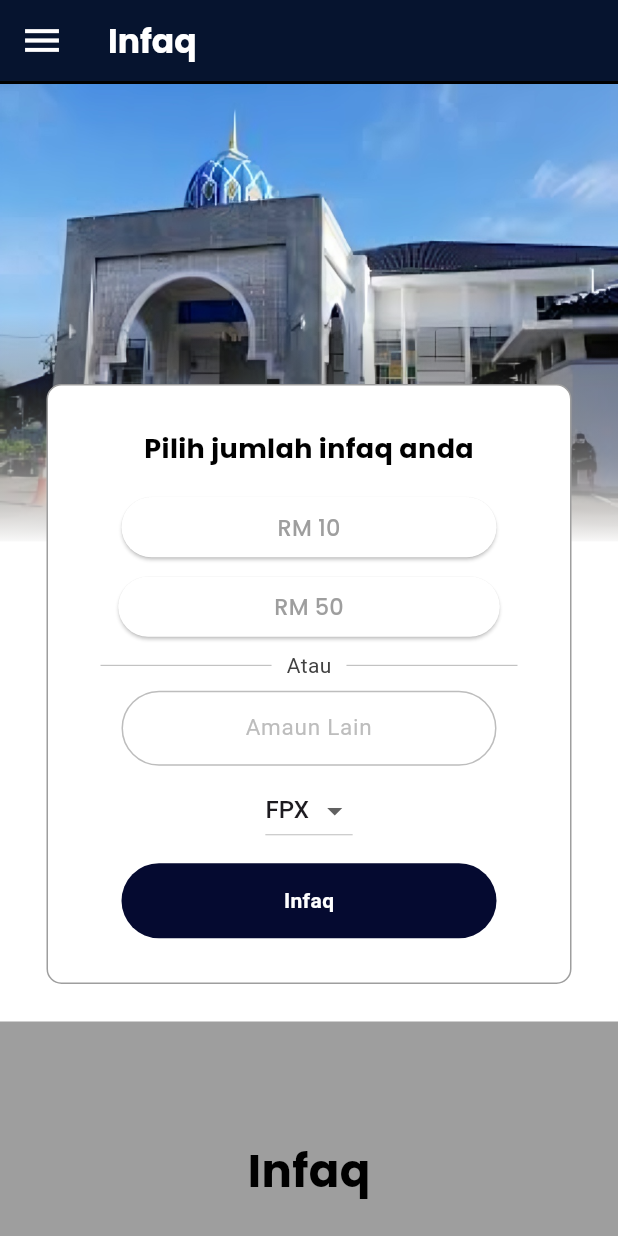
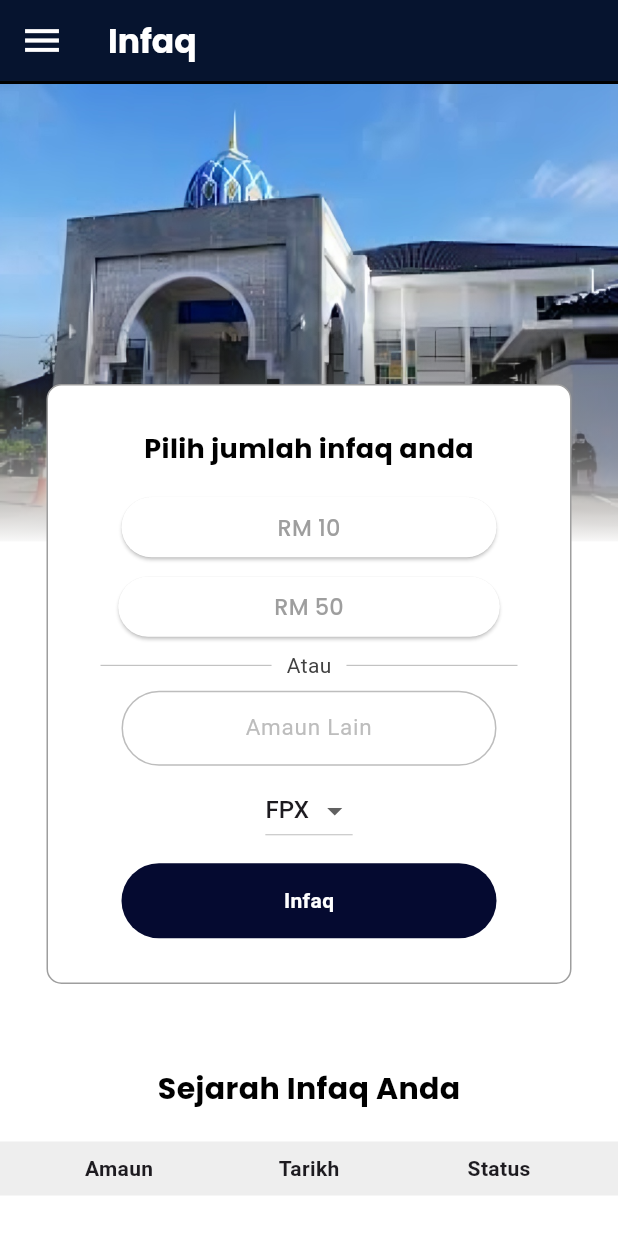
Before and after one commit to MAP-03/MTSP-apps, a Flutter app: the Infaq screen opened by its route, in the side drawer, after a tap on "Infaq", on a phone screen of 412 x 824 dp. Run offline on Flutter 3.47's test engine with Material 3 defaults, Android fonts, the phone set to English and light mode, and no system bars; our stand-ins replace awesome_notifications, cloud_firestore, contained_tab_bar_view, file_picker, firebase_auth, firebase_core and 10 more; missing offline and left inert: adhan_dart, easy_image_viewer, flutter_stripe, memory_cache, stripe_checkout; accounts and stored records are empty.

Commit message:
infaqdata

```diff
--- a/lib/main.dart
+++ b/lib/main.dart
@@ -34,7 +34,7 @@ void main() async {
     options: DefaultFirebaseOptions.currentPlatform,
   );
 
-  await dotenv.load(fileName: "assets/.env");
+  //await dotenv.load(fileName: "assets/.env");
   Stripe.publishableKey = "pk_test_51OJWJGK4kvnq6xon7sAiBo0H0QmchNFML4vQjoSp1kZvlNDKWhPSEn2RUvniiOcOdfxtg0rSbZGD7MrwgEbRbVii00gSgX0cZG"; //TODO try check balik
   //Stripe.publishableKey = dotenv.env['PUBLISH_KEY']!;
 
--- /dev/null
+++ b/lib/models/butiranInfaq.dart
@@ -0,0 +1,66 @@
+// ignore_for_file: public_member_api_docs, sort_constructors_first
+import 'dart:convert';
+import 'package:intl/intl.dart';
+import 'package:mtsp/services/infaq_service.dart';
+import 'package:mtsp/view/infaq/infaq.dart';
+
+class ButiranInfaq {
+  String infaqId;
+  String amaun;
+  DateTime tarikh;
+  String status;
+  String paymentMethod;
+
+  ButiranInfaq({
+    required this.infaqId,
+    required this.amaun,
+    required this.tarikh,
+    required this.status,
+    required this.paymentMethod,
+  });
+
+  void setInfaqId(String infaqId) {
+    this.infaqId = infaqId;
+  }
+
+  void setStatus(String status) {
+    this.status = status;
+  }
+
+  String getStatus() {
+    return status;
+  }
+
+  String getAmaun() {
+    return amaun.replaceAll(".", "0");
+  }
+
+  String getPaymentMethod() {
+    return paymentMethod;
+  }
+
+  Map<String, dynamic> toMap() {
+    return <String, dynamic>{
+      'infaqId': infaqId,
+      'amaun': amaun,
+      'tarikh': DateFormat('dd-MM-yyyy').format(tarikh),
+      'status': status,
+      'paymentMethod': paymentMethod,
+    };
+  }
+
+  factory ButiranInfaq.fromMap(Map<String, dynamic> map) {
+    return ButiranInfaq(
+      infaqId: map['infaqId'] as String,
+      amaun: map['amaun'] as String,
+      tarikh: DateFormat('dd-MM-yyyy').parse(map['tarikh'] as String),
+      status: map['status'] as String,
+      paymentMethod: map['paymentMethod'] as String,
+    );
+  }
+
+  String toJson() => json.encode(toMap());
+
+  factory ButiranInfaq.fromJson(String source) =>
+      ButiranInfaq.fromMap(json.decode(source) as Map<String, dynamic>);
+}
--- a/lib/models/infaqModel.dart
+++ b/lib/models/infaqModel.dart
@@ -1,48 +1,28 @@
 // ignore_for_file: public_member_api_docs, sort_constructors_first
 import 'dart:convert';
 import 'package:intl/intl.dart';
+import 'package:mtsp/models/butiranInfaq.dart';
 
 class InfaqModel {
   final String email;
-  String infaqId;
-  String amaun;
-  DateTime tarikh;
-  String status;
-  String paymentMethod;
+  List<ButiranInfaq> butiranInfaq = [];
 
   InfaqModel({
     required this.email,
-    required this.infaqId,
-    required this.amaun,
-    required this.tarikh,
-    required this.status,
-    required this.paymentMethod,
   });
 
-  void setInfaqId(String infaqId) {
-    this.infaqId = infaqId;
+  void addButiranInfaq(ButiranInfaq bbutiranInfaq) {
+    this.butiranInfaq.add(bbutiranInfaq);
   }
 
-  void setStatus(String status) {
-    this.status = status;
-  }
-
-  String getAmaun() {
-    return amaun.replaceAll(".", "0");
-  }
-
-  String getPaymentMthod() {
-    return paymentMethod;
+  List<ButiranInfaq> getButiranInfaqList() {
+    return this.butiranInfaq;
   }
 
   Map<String, dynamic> toJson() {
     return {
       'email': email,
-      'infaqId': infaqId,
-      'amaun': amaun,
-      'tarikh': DateFormat('dd-MM-yyyy').format(tarikh),
-      'status': status,
-      'paymentMethod': paymentMethod,
+      'butiranInfaq': butiranInfaq.map((e) => e.toMap()).toList(),
     };
   }
 }
--- /dev/null
+++ b/lib/services/infaq_service.dart
@@ -0,0 +1,49 @@
+import 'package:cloud_firestore/cloud_firestore.dart';
+import 'package:cloud_firestore/cloud_firestore.dart';
+import 'package:mtsp/models/ahli.dart';
+import 'package:mtsp/models/butiranInfaq.dart';
+import 'package:mtsp/models/infaqModel.dart';
+import 'package:mtsp/models/tanggungan.dart';
+
+class InfaqService {
+  final FirebaseFirestore _firestore = FirebaseFirestore.instance;
+
+  Future<bool> checkInfaq(String? email) async {
+    final doc = await _firestore.collection('infaq').doc(email).get();
+    return doc.exists;
+  }
+
+  Future<void> createInfaq(InfaqModel infaq) async {
+    await _firestore.collection('infaq').doc(infaq.email).set(infaq.toJson());
+  }
+
+  Future<void> updateInfaq(InfaqModel infaq) async {
+    await _firestore.collection('infaq').doc(infaq.email).update(infaq.toJson());
+  }
+
+  /* Future<void> updateStatusInfaq(ButiranInfaq infaq, String email, int id, String status) async {
+    id = id - 1;
+    await _firestore.collection('infaq').doc(email).update({
+      'butiranInfaq.${id.toString()}': infaq.toMap()
+    });
+  } */
+
+  Future<List<InfaqModel>> getAllInfaq() async {
+    final snapshot = await _firestore.collection('infaq').get();
+    return snapshot.docs.map((e) => InfaqModel(
+      email: e['email'])
+        ..butiranInfaq = (e['butiranInfaq'] as List)
+            .map((e) => ButiranInfaq.fromMap(e))
+              .toList())
+        .toList();
+  }
+
+  Future<InfaqModel> getInfaqByEmail(String? email) async {
+    final doc = await _firestore.collection('infaq').doc(email).get();
+    return InfaqModel(
+      email: doc['email'])
+      ..butiranInfaq = (doc['butiranInfaq'] as List)
+          .map((e) => ButiranInfaq.fromMap(e))
+          .toList();
+  }
+}
--- a/lib/view/infaq/infaq.dart
+++ b/lib/view/infaq/infaq.dart
@@ -1,13 +1,14 @@
-// ignore_for_file: prefer_const_constructors, prefer_const_literals_to_create_immutables, prefer_adjacent_string_concatenation
+// ignore_for_file: prefer_const_constructors, prefer_const_literals_to_create_immutables, prefer_adjacent_string_concatenation, unnecessary_new
 
 import 'package:firebase_auth/firebase_auth.dart';
 import 'package:flutter/material.dart';
 import 'package:google_fonts/google_fonts.dart';
+import 'package:intl/intl.dart';
 import 'package:mtsp/global.dart';
+import 'package:mtsp/models/butiranInfaq.dart';
 import 'package:mtsp/models/infaqModel.dart';
-import 'package:mtsp/services/infaqModel_service.dart';
+import 'package:mtsp/services/infaq_service.dart';
 import 'package:mtsp/services/stripe_service.dart';
-import 'package:mtsp/view/infaq/checkout.dart';
 import 'package:mtsp/widgets/drawer.dart';
 import 'package:mtsp/widgets/text_field.dart';
 
@@ -19,7 +20,6 @@ class Infaq extends StatefulWidget {
 }
 
 class _InfaqState extends State<Infaq> {
-
   final currentUser = FirebaseAuth.instance.currentUser!;
   double infaqAmount = 0;
   double amount = 0;
@@ -33,6 +33,32 @@ class _InfaqState extends State<Infaq> {
 
   final GlobalKey<ScaffoldState> _scaffoldKey = GlobalKey<ScaffoldState>();
 
+  InfaqModel? infaqModel; // Add this line
+  List<ButiranInfaq> butiranList = [];
+  List<ButiranInfaq> orderButiranList = [];
+
+  @override
+  void initState() {
+    super.initState();
+    fetchInfaqModel(); // Call the method to fetch the InfaqModel
+  }
+
+  void fetchInfaqModel() async {
+    if (InfaqService().checkInfaq(currentUser.email!) != true) {
+      infaqModel = await InfaqService().getInfaqByEmail(currentUser.email);
+      butiranList = infaqModel!.getButiranInfaqList();
+      butiranList.sort((a, b) => b.tarikh.compareTo(a.tarikh));
+      orderButiranList = List.from(butiranList);
+    } else {
+      infaqModel = InfaqModel(email: currentUser.email!);
+      InfaqService().createInfaq(infaqModel!);
+    }
+
+    print("done fetching data");
+
+    print(infaqModel?.toJson());
+  }
+
   void donate() async {
     setState(() {
       isProcessing = true;
@@ -42,6 +68,13 @@ class _InfaqState extends State<Infaq> {
     button2 = false;
     amount = 0;
     pay = false;
+
+    /* if (InfaqService().checkInfaq(currentUser.email!) != true) {
+      infaqModel = await InfaqService().getInfaqByEmail(currentUser.email);
+    } else {
+      infaqModel = InfaqModel(email: currentUser.email!);
+      InfaqService().createInfaq(infaqModel);
+    } */
 
     if (infaqAmount != 0) {
       amount = infaqAmount;
@@ -65,22 +98,21 @@ class _InfaqState extends State<Infaq> {
     });
 
     if (pay) {
+      ButiranInfaq butiranInfaq = new ButiranInfaq(
+          infaqId: '',
+          amaun: amount.toString(),
+          tarikh: DateTime.now(),
+          status: 'Diproses',
+          paymentMethod: paymentType.toLowerCase());
 
-      InfaqModel infaq = InfaqModel(
-        email: currentUser.email!,
-        infaqId: '',
-        amaun: amount.toString(),
-        tarikh: DateTime.now(),
-        status: 'Diprocess',
-        paymentMethod: paymentType.toLowerCase()
-      );
+      if (infaqModel != null) {
+        infaqModel!.addButiranInfaq(butiranInfaq);
+        InfaqService().updateInfaq(infaqModel!);
+        StripeService.makePayment(butiranInfaq)
+            .then((value) => {InfaqService().updateInfaq(infaqModel!)});
+      }
 
-      StripeService.makePayment(
-        infaq
-      );
-
-      print(infaq.toJson());
-      InfaqService().addInfaqModel(infaq);
+      //print(butiranInfaq.toJson());
 
       infaqAmount = 0;
     }
@@ -309,9 +341,7 @@ class _InfaqState extends State<Infaq> {
                                             color: Colors.grey.shade400))),
                               ),
                             ),
-
                             const SizedBox(height: 5),
-
                             SizedBox(
                               width: 250,
                               height: 50,
@@ -335,9 +365,7 @@ class _InfaqState extends State<Infaq> {
                                 ),
                               ),
                             ),
-
                             const SizedBox(height: 10),
-
                             GestureDetector(
                               onTap: () {
                                 donate();
@@ -365,21 +393,21 @@ class _InfaqState extends State<Infaq> {
                           ]),
                     ),
                   ),
-
                 ],
               ),
             ),
             Container(
-              color: Colors.grey,
+              color: Colors.white,
               child: Column(
                 children: [
+                  SizedBox(height: 20),
                   SizedBox(
-                    height: 200,
+                    height: 50,
                     child: Center(
                       child: Text(
-                        'Infaq',
+                        'Sejarah Infaq Anda',
                         style: GoogleFonts.poppins(
-                          fontSize: 30,
+                          fontSize: 20,
                           fontWeight: FontWeight.bold,
                           color: Colors.black,
                         ),
@@ -387,18 +415,105 @@ class _InfaqState extends State<Infaq> {
                     ),
                   ),
                   SizedBox(height: 10),
-                  /* Container(
-                    ListView.builder(
-                      itemCount: 5 ,//itemCount: infaqList.length,
-                      itemBuilder: (context, index) { //itemBuilder: (context, index) {
-                        var infaq = infaqList[index];
-                        return ListTile(
-                          title: Text('RM ${infaq.amount}'),
-                          subtitle: Text(infaq.date),
-                          trailing: Text(infaq.status),
-                        );
-                      },
-                    )
+                  Container(
+                          color: Colors.grey[200],
+                          child: Padding(
+                            padding: const EdgeInsets.symmetric(
+                                vertical: 8.0, horizontal: 16.0),
+                            child: Row(
+                              mainAxisAlignment: MainAxisAlignment.spaceBetween,
+                                children: const [
+                                Expanded(
+                                  flex: 2,
+                                  child: Center(
+                                    child: Text('Amaun',
+                                      style: TextStyle(
+                                        fontWeight: FontWeight.bold)),
+                                  )),
+                                Expanded(
+                                  flex: 2,
+                                  child: Center(
+                                    child: Text('Tarikh',
+                                      style: TextStyle(
+                                        fontWeight: FontWeight.bold)),
+                                  )),
+                                Expanded(
+                                  flex: 2,
+                                  child: Center(
+                                    child: Text('Status',
+                                      style: TextStyle(
+                                        fontWeight: FontWeight.bold)),
+                                  )),
+                                ],
+                            ),
+                          ),
+                        ),
+                  Container(
+                    height: 350,
+                    child: ListView(
+                      children: [
+                        ...orderButiranList.map(
+                          (butiran) => ListTile(
+                            title: Row(
+                              mainAxisAlignment: MainAxisAlignment.spaceBetween,
+                                children: [
+                                Expanded(
+                                  flex: 2,
+                                  child: Center(
+                                  child: Text(
+                                    butiran.amaun,
+                                    style: TextStyle(fontSize: 15),
+                                  ),
+                                  ),
+                                ),
+                                Expanded(
+                                  flex: 2,
+                                  child: Center(
+                                  child: Text(
+                                    DateFormat('dd-MM-yyyy')
+                                      .format(butiran.tarikh),
+                                    style: TextStyle(fontSize: 15)),
+                                  ),
+                                ),
+                                Expanded(
+                                  flex: 2,
+                                  child: Center(
+                                  child: Container(
+                                    padding: EdgeInsets.symmetric(
+                                      vertical: 4, horizontal: 10),
+                                    decoration: BoxDecoration(
+                                    color: butiran.status == "Berjaya"
+                                      ? Colors.green
+                                      : butiran.status == "Diproses"
+                                        ? Color.fromARGB(255, 168, 155, 42)
+                                        : Colors.red,
+                                    borderRadius: BorderRadius.circular(20),
+                                    ),
+                                    child: Text(
+                                    butiran.status,
+                                    style: TextStyle(
+                                      color: Colors.white, fontSize: 15),
+                                    textAlign: TextAlign.center,
+                                    ),
+                                  ),
+                                  ),
+                                ),
+                                ],
+                            ),
+                          ),
+                        ),
+                      ],
+                    ),
+                  ),
+
+                  /* ListView(
+                    shrinkWrap: true,
+                    children: butiranList
+                        .map((butiran) => ListTile(
+                              subtitle: Text(
+                                    '${butiran.getAmaun()}\t\t${DateFormat('dd-MM-yyyy').format(butiran.tarikh)}\t\t${butiran.getStatus()}'),
+                            ))
+                        .toList(),
                   ), */
                 ],
               ),
--- a/pubspec.yaml
+++ b/pubspec.yaml
@@ -99,11 +99,7 @@ flutter:
     - lib/images/
     - assets/images/
     - assets/svg/
-<<<<<<< HEAD
-    - assets/
-=======
     - assets/icons/
->>>>>>> 3667b7be9919e0f536a00b8cc0a09feb3d0e803b
   #   - images/a_dot_ham.jpeg
 
   # An image asset can refer to one or more resolution-specific "variants", see
```
Also changed, not shown: lib/services/infaqModel_service.dart (deleted, +0 -33 lines), lib/services/stripe_service.dart (+16 -11 lines), lib/view/infaq/checkout.dart (deleted, +0 -30 lines), pubspec.lock, 1 other file.
